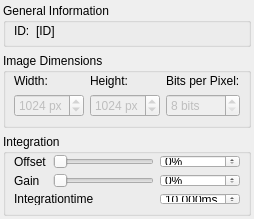
Before: the Qt Designer form FileGrabber/dockWidgetFileGrabber.ui in itom-project/plugins, drawn with Qt 5.
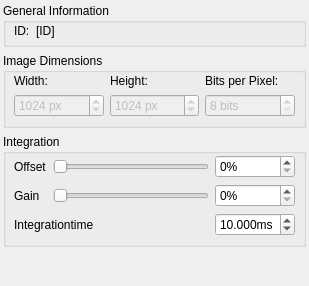
After: the same form once the commit is applied.

What changed in the file:
```diff
--- a/FileGrabber/dockWidgetFileGrabber.ui
+++ b/FileGrabber/dockWidgetFileGrabber.ui
@@ -6,16 +6,10 @@
    <rect>
     <x>0</x>
     <y>0</y>
-    <width>231</width>
-    <height>219</height>
+    <width>309</width>
+    <height>286</height>
    </rect>
   </property>
-  <property name="minimumSize">
-   <size>
-    <width>0</width>
-    <height>219</height>
-   </size>
-  </property>
   <property name="windowTitle">
    <string>Form</string>
   </property>
@@ -26,7 +20,7 @@
    <item row="0" column="0">
     <widget class="QGroupBox" name="groupBox">
      <property name="sizePolicy">
-      <sizepolicy hsizetype="Preferred" vsizetype="Minimum">
+      <sizepolicy hsizetype="Preferred" vsizetype="Preferred">
        <horstretch>0</horstretch>
        <verstretch>0</verstretch>
       </sizepolicy>
```
Left out of the diff: 11 changed lines with no effect on the pictures.
